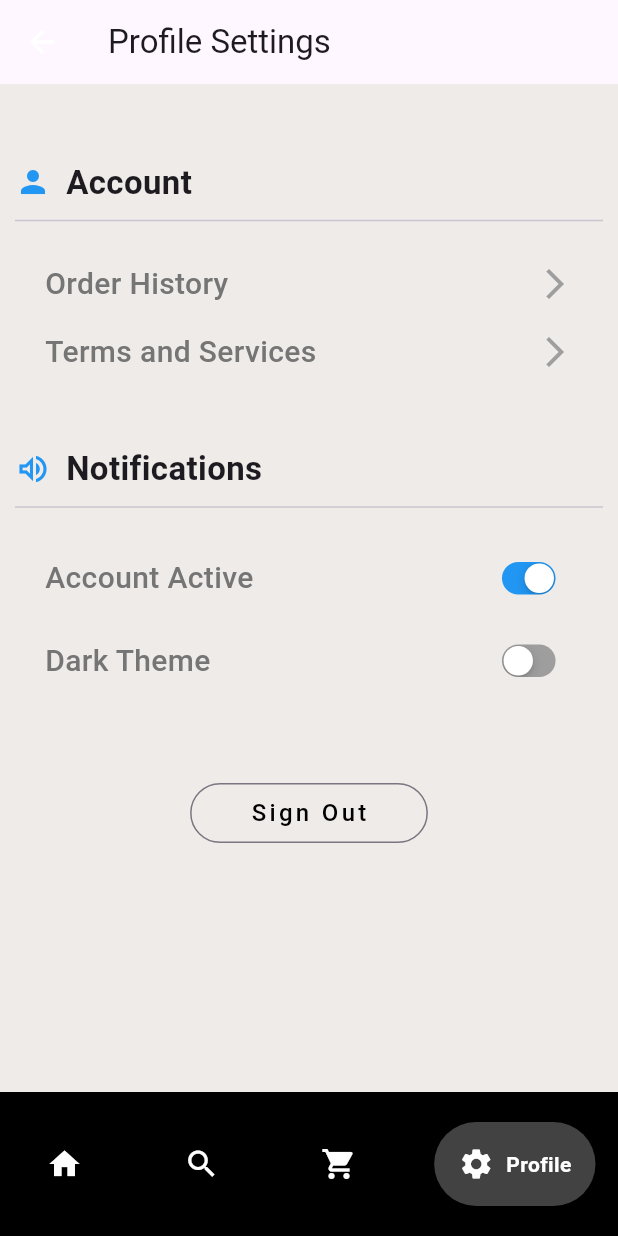
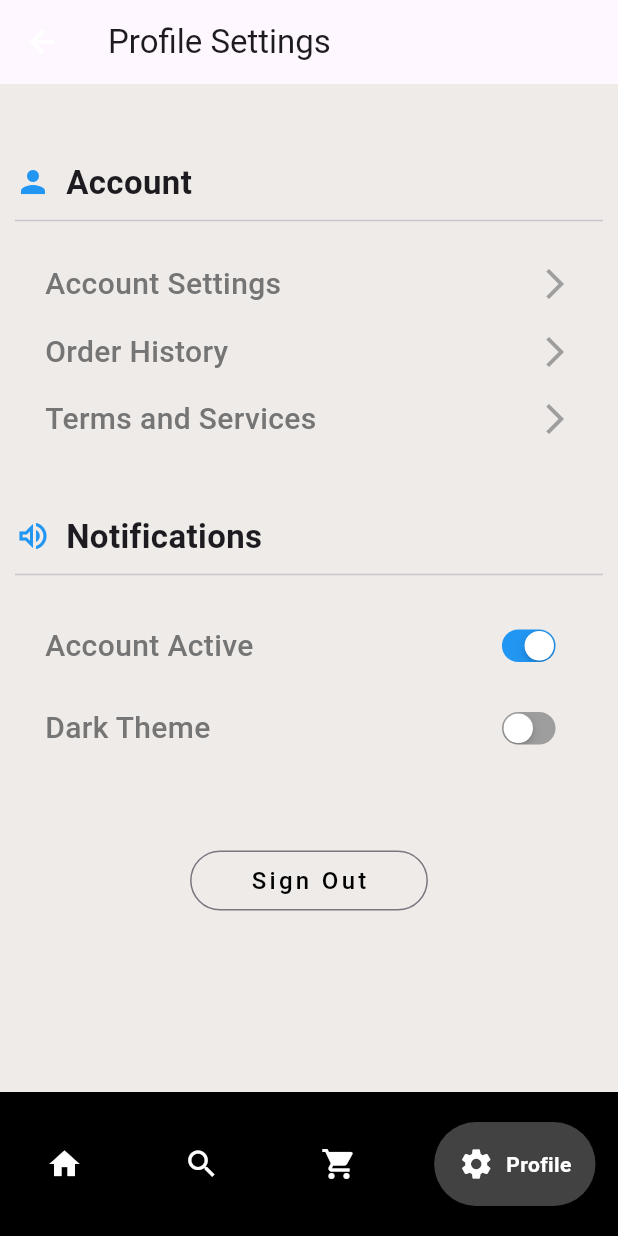
Before and after one commit to deeshrithapa/assignment2, a Flutter app: the screen it shows after launch, item 4 of the bottom bar chosen, on a phone screen of 412 x 824 dp. Run offline on Flutter 3.47's test engine with Material 3 defaults, Android fonts, the phone set to English and light mode, and no system bars; drawn by our look-alikes of google_nav_bar; our stand-ins replace carousel_slider, firebase_auth, firebase_core, flutter_svg, font_awesome_flutter, google_fonts and 1 more; accounts and stored records are empty; network calls fail.

Commit message:
acc setting

```diff
--- a/lib/models/Cart.dart
+++ b/lib/models/Cart.dart
@@ -3,5 +3,7 @@ class CartItem {
   final String name;
   final double price;
 
-  CartItem({required this.imagePath, required this.name, required this.price});
+  CartItem({required this.imagePath,
+    required this.name,
+    required this.price});
 }
--- a/lib/pages/slides/SettingPage.dart
+++ b/lib/pages/slides/SettingPage.dart
@@ -112,6 +112,7 @@ class _SettingPageState extends State<SettingPage>{
             ),
             Divider(height: 20, thickness: 1),
             SizedBox(height: 10),
+            buildAccountOption(context, "Account Settings "),
             buildAccountOption(context, "Order History"),
             buildAccountOption(context, "Terms and Services"),
             SizedBox(height: 40),
--- a/pubspec.yaml
+++ b/pubspec.yaml
@@ -49,6 +49,7 @@ dependencies:
   provider:
   flutter_staggered_grid_view:
   font_awesome_flutter:
+  flutter_search_bar:
 
 
 
```
Also changed, not shown: pubspec.lock.
